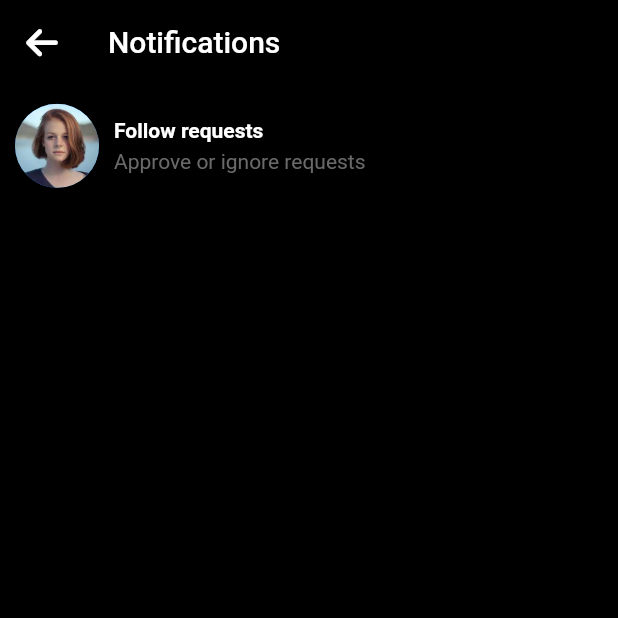
After one commit to Mina-Girgis/Instgram_Clone, a Flutter app: the NotificationScreen screen opened directly, on a phone screen of 412 x 824 dp, the top half of it. The commit adds this screen. Run offline on Flutter 3.47's test engine with Material 2 defaults, Android fonts, the phone set to English and light mode, and no system bars; our stand-ins replace bloc, cloud_firestore, conditional_builder_null_safety, firebase_auth, firebase_core, firebase_storage and 5 more; missing offline and left inert: email_auth, flutter_storage_path, insta_like_button; accounts and stored records are empty.

Commit message:
follow is almost done , working on notifications

```diff
--- a/lib/models/user_model.dart
+++ b/lib/models/user_model.dart
@@ -11,7 +11,7 @@ class UserModel{
   List<PostModel>posts=[];
   Map<String,bool>followers ={};
   Map<String,bool>following ={};
-  Map<String,bool>followRequest ={};
+  Map<String,bool>followRequests ={};
 
   UserModel({
     required this.phoneNumber,
@@ -66,7 +66,7 @@ class UserModel{
     following[username]=true;
   }
   void addToFollowRequest({required String username}){
-    followRequest[username]=true;
+    followRequests[username]=true;
   }
 
 
--- a/lib/modules/home/bloc/home_state.dart
+++ b/lib/modules/home/bloc/home_state.dart
@@ -143,3 +143,13 @@ class GetAllFollowingFail extends HomeState {}
 class GetAllFollowRequestSuccess extends HomeState {}
 
 class GetAllFollowRequestFail extends HomeState {}
+
+class ChangeProfileRowIndex extends HomeState {}
+
+class AddToFollowRequestSuccess extends HomeState {}
+
+class AddToFollowRequestFail extends HomeState {}
+
+class RemoveFromFollowRequestsSuccess extends HomeState {}
+
+class RemoveFromFollowRequestsFail extends HomeState {}
--- a/lib/modules/home/components/components.dart
+++ b/lib/modules/home/components/components.dart
@@ -441,7 +441,7 @@ Widget defaulBottomNavBar({required context , required HomeCubit cubit}){
     unselectedIconTheme: IconThemeData(
         size: 30.0
     ),
-    currentIndex: cubit.bottomNavigationBarIndex,
+    currentIndex: (cubit.bottomNavigationBarIndex>4)? 4:cubit.bottomNavigationBarIndex,
     unselectedItemColor: WHITE,
     selectedItemColor: WHITE,
     type: BottomNavigationBarType.fixed,
--- a/lib/modules/home/screens/home_screen.dart
+++ b/lib/modules/home/screens/home_screen.dart
@@ -77,7 +77,8 @@ class HomeScreen extends StatelessWidget {
                     iconSize: 30.0,
                     splashRadius: 15,
                     onPressed: () async {
-
+                      cubit.changeBottomNavigationBarIndex(idx: 5);
+                      print(cubit.bottomNavigationBarIndex);
                     },
                     icon: Icon(
                       Icons.favorite_border,
--- /dev/null
+++ b/lib/modules/home/screens/notifications/notification_screen.dart
@@ -0,0 +1,83 @@
+import 'package:flutter/material.dart';
+import 'package:flutter_bloc/flutter_bloc.dart';
+import 'package:font_awesome_flutter/font_awesome_flutter.dart';
+import 'package:pro/modules/home/bloc/home_cubit.dart';
+import 'package:pro/services/utils/size_config.dart';
+
+import '../../../../shared/components/constants.dart';
+
+class NotificationScreen extends StatelessWidget {
+  const NotificationScreen({Key? key}) : super(key: key);
+
+  @override
+  Widget build(BuildContext context) {
+    var cubit = HomeCubit.get(context);
+    return BlocConsumer<HomeCubit, HomeState>(
+      listener: (context, state) {
+        // TODO: implement listener
+      },
+      builder: (context, state) {
+        return WillPopScope(
+          onWillPop: () async {
+            cubit.removeBottomNavBarIndexListTop(context: context);
+            return true;
+          },
+          child: SafeArea(
+            child: Scaffold(
+              appBar: AppBar(
+                leading: IconButton(
+                  onPressed: () {},
+                  icon: Icon(FontAwesomeIcons.arrowLeft),
+                ),
+                backgroundColor: Colors.transparent,
+                title: Text('Notifications'),
+              ),
+              body: Column(
+                children: [
+                  Container(
+                    height: SizeConfig.screenHeight!*0.1,
+                    width: SizeConfig.screenWidth,
+                    // color: Colors.red,
+                    child: Padding(
+                      padding: const EdgeInsets.only(left: 10.0),
+                      child: Row(
+                        crossAxisAlignment: CrossAxisAlignment.center,
+                        mainAxisAlignment: MainAxisAlignment.start,
+                        children: [
+                           CircleAvatar(
+                             backgroundImage: AssetImage('assets/person.jpg'),
+                             radius: SizeConfig.screenHeight!*0.034,
+                           ),
+                           SizedBox(width: 10.0,),
+                           Column(
+                             crossAxisAlignment: CrossAxisAlignment.start,
+                             mainAxisAlignment: MainAxisAlignment.center,
+                             children: [
+                               Text("Follow requests",
+                                style: TextStyle(
+                                  fontWeight: FontWeight.bold,
+                                ),
+                               ),
+                               SizedBox(height: 5.0,),
+                               Text("Approve or ignore requests",
+                                style: TextStyle(
+                                  color: GREY,
+                                ),
+                               ),
+                             ],
+                           ),
+                        ],
+                      ),
+                    ),
+                  ),
+
+
+                ],
+              ),
+            ),
+          ),
+        );
+      },
+    );
+  }
+}
--- a/lib/modules/home/screens/search_screen.dart
+++ b/lib/modules/home/screens/search_screen.dart
@@ -22,6 +22,7 @@ class SearchScreen extends StatelessWidget {
         builder: (context, state) {
           return WillPopScope(
             onWillPop: ()async{
+
               cubit.removeBottomNavBarIndexListTop(context: context);
               return true;
             },
@@ -85,6 +86,7 @@ class SearchScreen extends StatelessWidget {
                               String usrename = cubit.searchList[index].username.toString();
                               UserModel? user = cubit.users[usrename];
                               cubit.changeUserTmpData(user!);
+                              cubit.changeProfileRowIndex(user);
                               AppNavigator.customNavigator(context: context, screen: ProfileScreen(fromSearch: true,), finish: false);
                             },
                             child: searchPersonDesign(user:cubit.searchList[index]));
```
Also changed, not shown: lib/modules/home/bloc/home_cubit.dart (+91 -15 lines), lib/modules/home/screens/notifications/follow_requesrt_screen.dart (added, +9 -0 lines), lib/modules/home/screens/profile/profile_screen.dart (+29 -9 lines).
